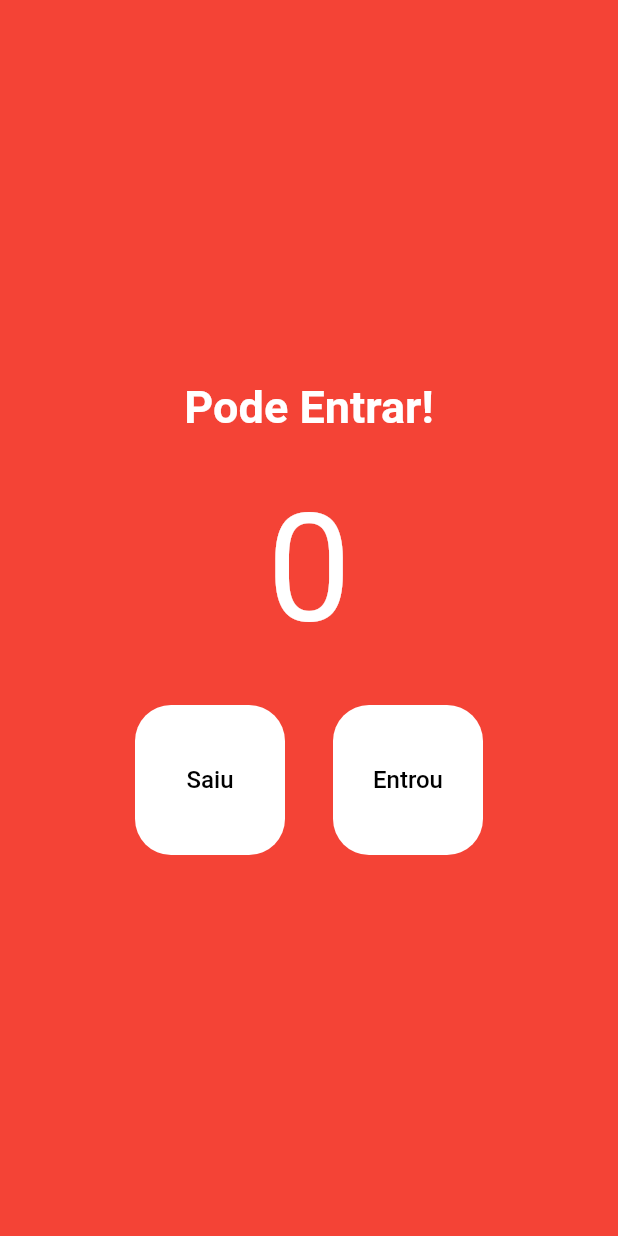
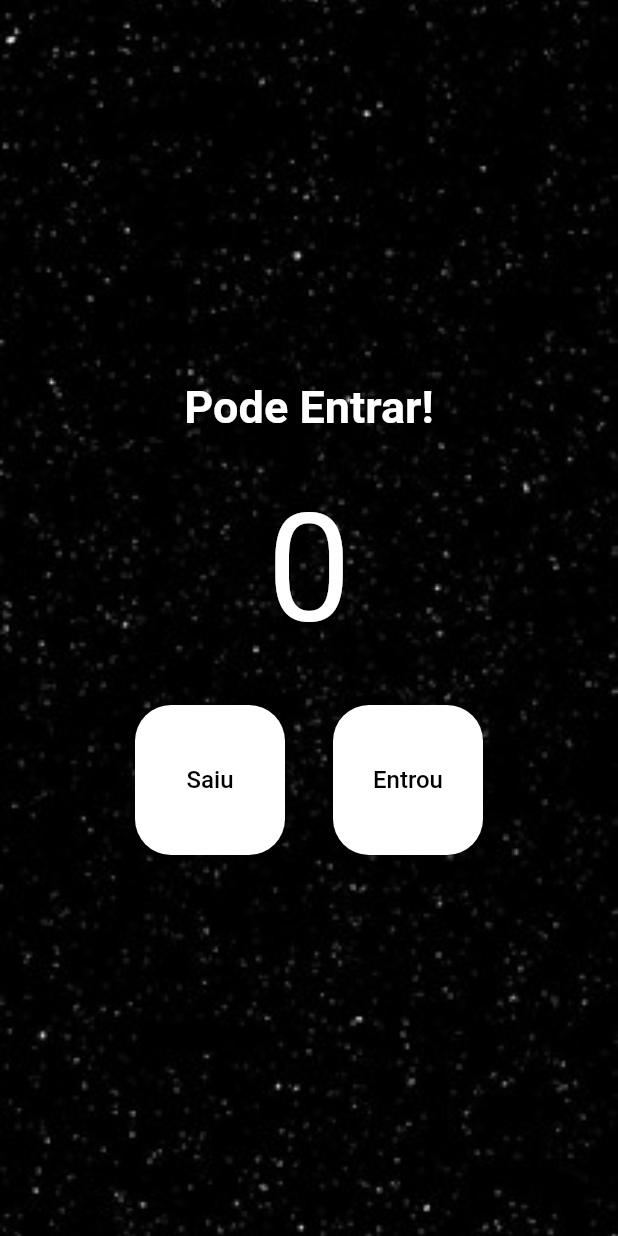
Before and after one commit to LucasLuann/Contador-em-Flutter, a Flutter app: the screen it shows after launch, on a phone screen of 412 x 824 dp. Run offline on Flutter 3.47's test engine with Material 2 defaults, Android fonts, the phone set to English and light mode, and no system bars.

```diff
--- a/lib/main.dart
+++ b/lib/main.dart
@@ -12,6 +12,7 @@ class MyApp extends StatelessWidget {
   @override
   Widget build(BuildContext context) {
     return const MaterialApp(
+      debugShowCheckedModeBanner: false,
       home: HomePage(),
     );
   }
@@ -32,13 +33,22 @@ class HomePage extends StatelessWidget {
   Widget build(BuildContext context) {
     return Scaffold(
         backgroundColor: Colors.red,
-      body: Column(
+        body: Container(
+          decoration: const BoxDecoration(
+            image: DecorationImage(
+              image: AssetImage('assets/images/bg.jpg'),
+              fit: BoxFit.cover,
+            ),
+          ),
+          child: Column(
             mainAxisAlignment: MainAxisAlignment.center,
             children: [
               const Text(
                 'Pode Entrar!',
                 style: TextStyle(
-                fontSize: 30, color: Colors.white, fontWeight: FontWeight.w700),
+                    fontSize: 30,
+                    color: Colors.white,
+                    fontWeight: FontWeight.w700),
               ),
               const SizedBox(height: 32),
               const Text(
@@ -85,6 +95,6 @@ class HomePage extends StatelessWidget {
               )
             ],
           ),
-    );
+        ));
   }
 }
--- a/pubspec.yaml
+++ b/pubspec.yaml
@@ -31,6 +31,8 @@ dependencies:
     sdk: flutter
 
 
+
+
   # The following adds the Cupertino Icons font to your application.
   # Use with the CupertinoIcons class for iOS style icons.
   cupertino_icons: ^1.0.2
@@ -62,6 +64,10 @@ flutter:
   #   - images/a_dot_burr.jpeg
   #   - images/a_dot_ham.jpeg
 
+  assets:
+    - assets/images/bg.jpg
+
+
   # An image asset can refer to one or more resolution-specific "variants", see
   # https://flutter.dev/assets-and-images/#resolution-aware.
 
```
Also changed, not shown: assets/images/bg.jpg (added). Lines whose indentation alone changed are shown as unchanged.
